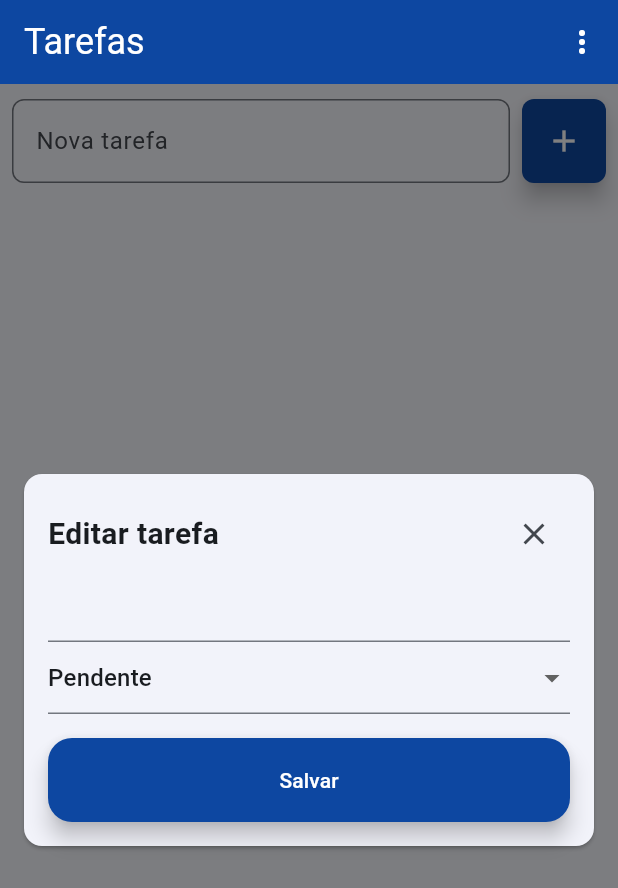
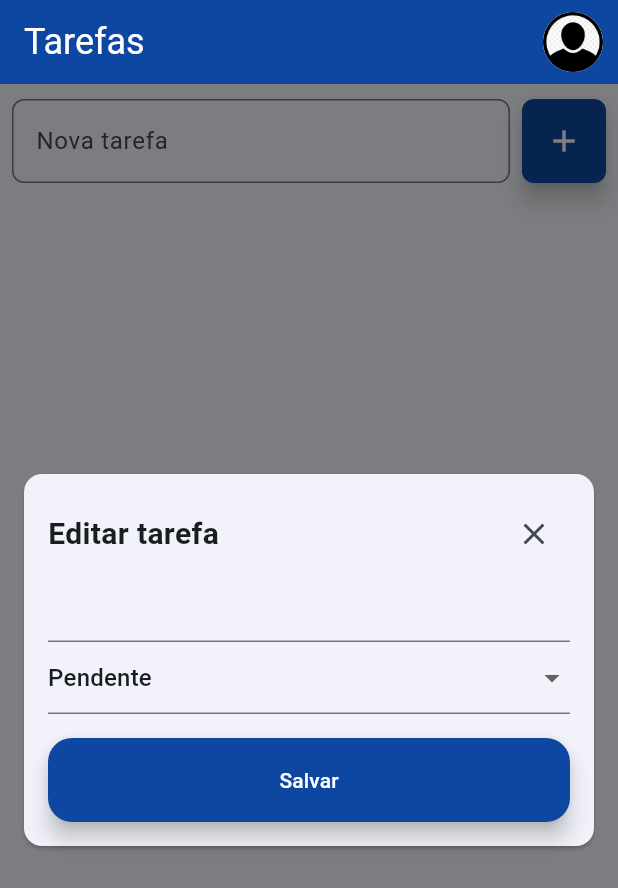
Before and after one commit to Jooaomarcelo/to-do-list-app, a Flutter app: the screen it shows once a user with an empty profile is signed in, on a phone screen of 412 x 824 dp. Shown: the top 888 px of the screen. Run offline on Flutter 3.47's test engine with Material 3 defaults, Android fonts, the phone set to English and light mode, and no system bars; our stand-ins replace cloud_firestore, firebase_auth, firebase_core, firebase_storage, image_cropper, image_picker; accounts and stored records are empty; generated files the repository leaves out were written again.

```diff
--- a/lib/components/auth_form.dart
+++ b/lib/components/auth_form.dart
@@ -38,7 +38,7 @@ class _AuthFormState extends State<AuthForm> {
     if (!isValid) return;
 
     if (_formData.image == null && _formData.isSignup) {
-      _showError('Imagem não selecionada.');
+      return _showError('Imagem não selecionada.');
     }
 
     widget.onSubmit(_formData);
--- a/lib/core/services/auth/auth_firebase_service.dart
+++ b/lib/core/services/auth/auth_firebase_service.dart
@@ -60,7 +60,7 @@ class AuthFirebaseService implements AuthService {
 
     // Atualizando atributos do usuário
     await credential.user?.updateDisplayName(name);
-    await credential.user?.updateDisplayName(name);
+    await credential.user?.updatePhotoURL(imageUrl);
 
     // Fazendo o login do usuário
     await login(email, password);
--- a/lib/core/services/task/task_firebase_service.dart
+++ b/lib/core/services/task/task_firebase_service.dart
@@ -1,4 +1,3 @@
-import 'package:flutter/material.dart';
 import 'package:to_do_list/core/models/user_data.dart';
 import 'package:to_do_list/core/models/user_task.dart';
 import 'package:to_do_list/core/services/auth/auth_service.dart';
@@ -33,8 +32,6 @@ class TaskFirebaseService implements TaskService {
       createdAt: DateTime.now(),
       title: title,
     );
-
-    debugPrint('task: ${task.status.name}');
 
     final docRef = await store
         .collection('tasks')
--- a/lib/pages/tasks_page.dart
+++ b/lib/pages/tasks_page.dart
@@ -1,3 +1,5 @@
+import 'dart:io';
+
 import 'package:flutter/material.dart';
 import 'package:to_do_list/components/new_task.dart';
 import 'package:to_do_list/components/task_edit_form.dart';
@@ -13,7 +15,27 @@ class TasksPage extends StatefulWidget {
 }
 
 class _TasksPageState extends State<TasksPage> {
+  static const _defaultImage = 'assets/images/avatar.png';
+  final _currentUser = AuthService().currentUser;
+
   UserTask? _task;
+
+  Widget _showUserImage(String imageUrl) {
+    ImageProvider? provider;
+    final uri = Uri.parse(imageUrl);
+
+    if (uri.path.contains(_defaultImage)) {
+      provider = const AssetImage(_defaultImage);
+    } else if (uri.scheme.contains('http')) {
+      provider = NetworkImage(uri.toString());
+    } else {
+      provider = FileImage(File(uri.toString()));
+    }
+
+    return CircleAvatar(
+      backgroundImage: provider,
+    );
+  }
 
   void _onTaskToggle([UserTask? task]) {
     setState(() {
@@ -31,8 +53,9 @@ class _TasksPageState extends State<TasksPage> {
       appBar: AppBar(
         title: Text('Tarefas'),
         actions: [
-          PopupMenuButton(
-            icon: Icon(Icons.more_vert),
+          Container(
+            margin: EdgeInsets.only(right: 10),
+            child: PopupMenuButton(
               itemBuilder: (ctx) => [
                 PopupMenuItem(
                   value: 'logout',
@@ -42,6 +65,8 @@ class _TasksPageState extends State<TasksPage> {
               onSelected: (value) {
                 if (value == 'logout') AuthService().logout();
               },
+              child: _showUserImage(_currentUser?.imageUrl ?? _defaultImage),
+            ),
           )
         ],
       ),
```
Also changed, not shown: lib/components/new_task.dart (+19 -3 lines), lib/pages/auth_page.dart (+8 -2 lines), pubspec.yaml (+3 -5 lines), assets/images/avatar.png (added). Lines whose indentation alone changed are shown as unchanged.
